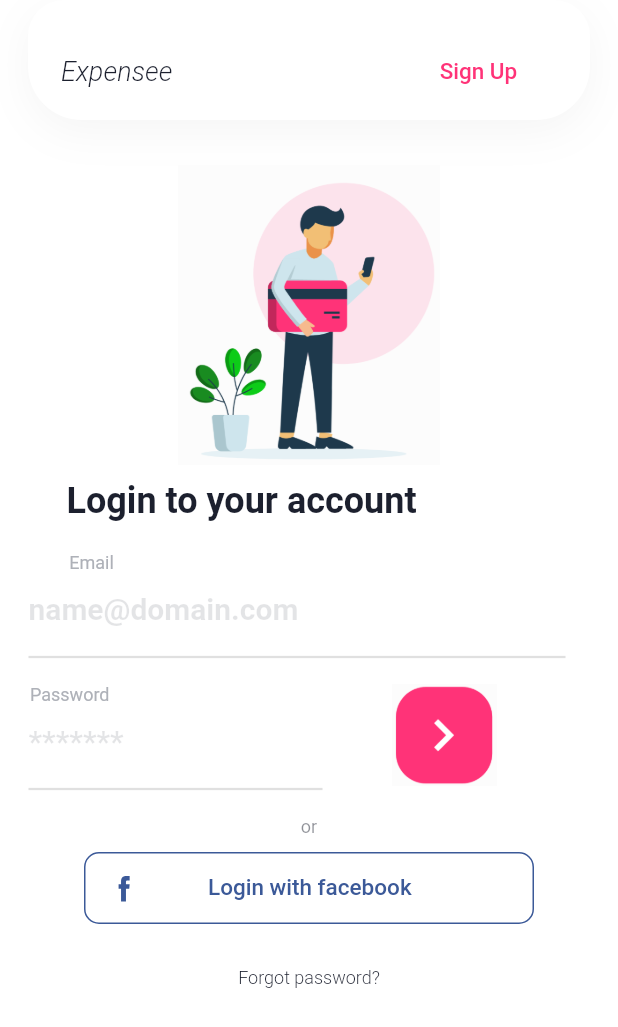
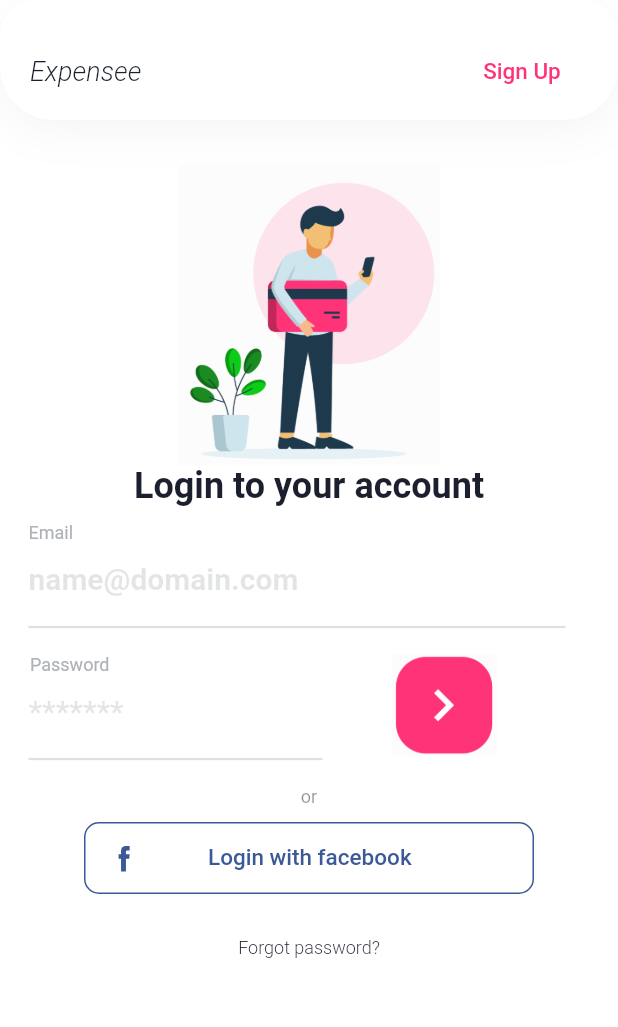
Before and after one commit to Bhavesh114/Expensee, a Flutter app: the Loginscreen screen opened directly, after a tap on "Forgot password?", on a phone screen of 412 x 824 dp. Shown: the top 1027 px of the screen. Run offline on Flutter 3.47's test engine with Material 2 defaults, Android fonts, the phone set to English and light mode, and no system bars; our stand-ins replace after_layout, firebase_auth, flutter_svg, modal_progress_hud, persistent_bottom_nav_bar, shared_preferences and 1 more; accounts and stored records are empty; Roboto replaces fonts that are missing (GT Walsheim Pro).

```diff
--- a/lib/Screens/Login_Screen.dart
+++ b/lib/Screens/Login_Screen.dart
@@ -23,13 +23,14 @@ class _LoginscreenState extends State<Loginscreen>
   @override
   Widget build(BuildContext context) {
     return Scaffold(
+      resizeToAvoidBottomInset: true,
       backgroundColor: Color(0xffffffff),
       body: ModalProgressHUD(
         inAsyncCall: spinner,
         child: Column(
           children: <Widget>[
             Container(
-              width: 374.7,
+              width: MediaQuery.of(context).size.width,
               height: 80.0,
               decoration: BoxDecoration(
                 borderRadius: BorderRadius.only(
@@ -50,11 +51,11 @@ class _LoginscreenState extends State<Loginscreen>
               child: Padding(
                 padding: const EdgeInsets.only(top: 15.0),
                 child: Row(
-                  mainAxisAlignment: MainAxisAlignment.start,
+                  mainAxisAlignment: MainAxisAlignment.spaceBetween,
                   crossAxisAlignment: CrossAxisAlignment.center,
                   children: <Widget>[
                     Padding(
-                      padding: const EdgeInsets.only(left: 22.0),
+                      padding: const EdgeInsets.only(left: 20.0),
                       child: Text(
                         'Expensee',
                         style: TextStyle(
@@ -69,7 +70,7 @@ class _LoginscreenState extends State<Loginscreen>
                       ),
                     ),
                     Padding(
-                      padding: const EdgeInsets.only(left: 160.0),
+                      padding: const EdgeInsets.only(right: 20.0),
                       child: FlatButton(
                         splashColor: Colors.transparent,
                         highlightColor: Colors.transparent,
@@ -105,8 +106,7 @@ class _LoginscreenState extends State<Loginscreen>
                 width: 200.0,
               ),
             ),
-            Padding(
-              padding: const EdgeInsets.only(top: 10.0, right: 90.0),
+            Center(
               child: Text(
                 'Login to your account',
                 style: TextStyle(
@@ -118,8 +118,13 @@ class _LoginscreenState extends State<Loginscreen>
                 textAlign: TextAlign.left,
               ),
             ),
+            SizedBox(
+              height: 10.0,
+            ),
+            Row(
+              children: <Widget>[
                 Padding(
-              padding: const EdgeInsets.only(top: 20.0, right: 290.0),
+                  padding: const EdgeInsets.only(left: 19.0),
                   child: Text(
                     'Email',
                     style: TextStyle(
@@ -129,6 +134,8 @@ class _LoginscreenState extends State<Loginscreen>
                     ),
                     textAlign: TextAlign.left,
                   ),
+                ),
+              ],
             ),
             Padding(
               padding:
@@ -299,7 +306,7 @@ class _LoginscreenState extends State<Loginscreen>
                 splashColor: Colors.transparent,
                 highlightColor: Colors.transparent,
                 onPressed: () {
-                  print("Forgot Pssword");
+                  print("Forgot Pasword");
                 },
                 child: SizedBox(
                   width: 112.0,
```
Lines whose indentation alone changed are shown as unchanged.
